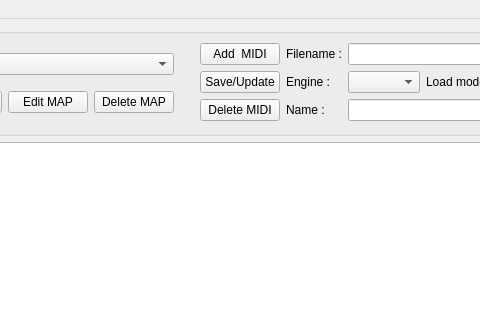
Above: lscpedit.ui from gakramx/sonegx-editor before the change; both pictures show x 99 to 579 and y 0 to 320 of the 1004 by 443 pixel window. Below: the same form after it.
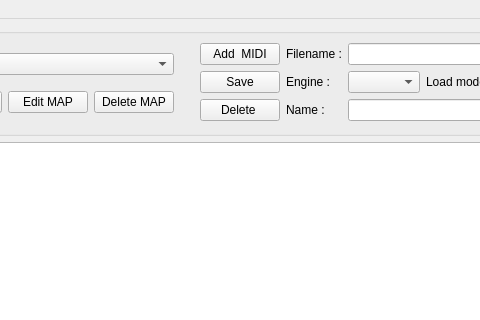
That is the form after the change.

Diff of the .ui file:
```diff
--- a/lscpedit.ui
+++ b/lscpedit.ui
@@ -107,14 +107,14 @@
              <item row="1" column="0">
               <widget class="QPushButton" name="saveItem_pushButton">
                <property name="text">
-                <string>Save/Update</string>
+                <string>Save</string>
                </property>
               </widget>
              </item>
              <item row="2" column="0">
               <widget class="QPushButton" name="deleteItem_pushButton">
                <property name="text">
-                <string>Delete MIDI</string>
+                <string>Delete </string>
                </property>
               </widget>
              </item>
```
Left out of the diff: 60 changed lines with no effect on the pictures.
